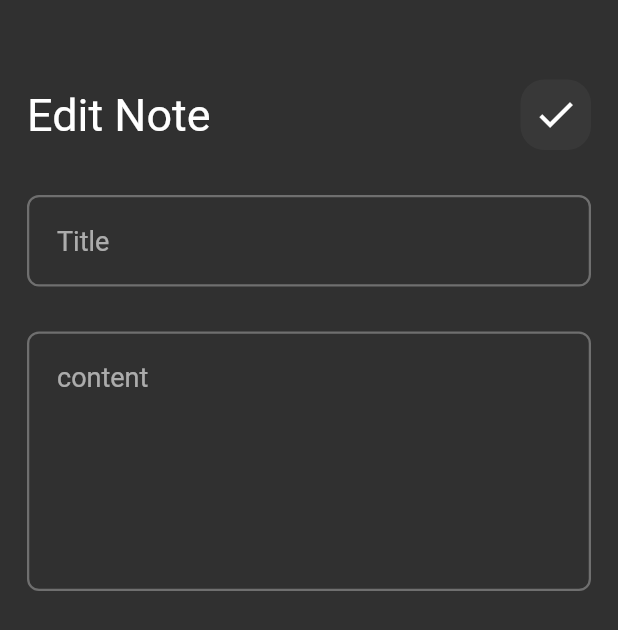
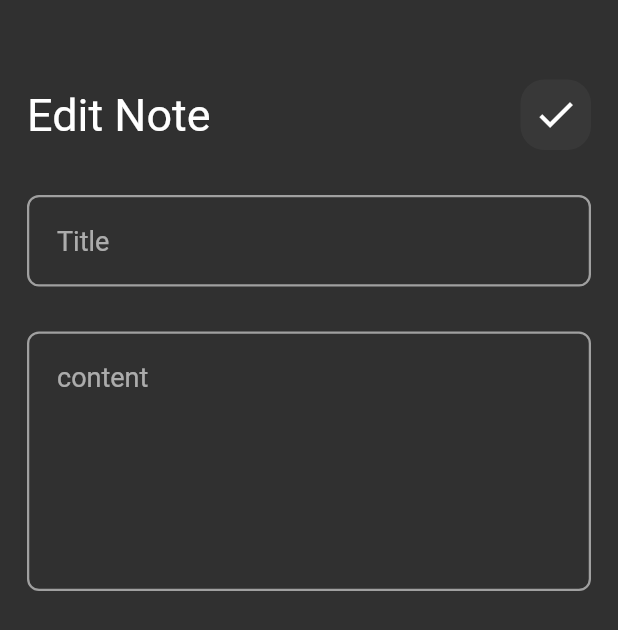
Before and after one commit to HazemAhmed3020/notes_app, a Flutter app: the EditeNoteView screen opened directly, on a phone screen of 412 x 824 dp. Shown: the top 630 px of the screen. Run offline on Flutter 3.47's test engine with Material 3 defaults, Android fonts, the phone set to English and light mode, and no system bars; our stand-ins replace hive; accounts and stored records are empty; generated files the repository leaves out were written again.

Commit message:
create note model and add hive packages

```diff
--- a/lib/views/edite_note_view.dart
+++ b/lib/views/edite_note_view.dart
@@ -10,7 +10,6 @@ import '../widgets/custom_appbar.dart';
      return Scaffold(
        body: Padding(
          padding: EdgeInsets.all(18),
-         child: Container(
          child: Column(
            children: [
              SizedBox(height: 35),
@@ -21,7 +20,6 @@ import '../widgets/custom_appbar.dart';
              CustomTextField(hintTxt: 'content', maxLines: 7,),
            ],
          ),
-         ),
 
        ),
      );
--- a/lib/widgets/custom_text_field.dart
+++ b/lib/widgets/custom_text_field.dart
@@ -13,14 +13,14 @@ class CustomTextField extends StatelessWidget {
         hintStyle: TextStyle( fontSize: 18, fontWeight: FontWeight.w400),
         border: OutlineInputBorder(
           borderSide: BorderSide(
-            color: Colors.white30,
+            color: Colors.white54,
             width: 5,
           ),
           borderRadius: BorderRadius.all(Radius.circular(8)),
         ),
         enabledBorder: OutlineInputBorder(
           borderSide: BorderSide(
-            color: Colors.white30,
+            color: Colors.white54,
             width: 1.5,
           ),
           borderRadius: BorderRadius.all(Radius.circular(8)),
--- a/pubspec.yaml
+++ b/pubspec.yaml
@@ -34,6 +34,8 @@ dependencies:
   # The following adds the Cupertino Icons font to your application.
   # Use with the CupertinoIcons class for iOS style icons.
   cupertino_icons: ^1.0.8
+  hive: ^2.2.3
+  hive_flutter: ^1.1.0
 
 dev_dependencies:
   flutter_test:
@@ -45,6 +47,8 @@ dev_dependencies:
   # package. See that file for information about deactivating specific lint
   # rules and activating additional ones.
   flutter_lints: ^5.0.0
+  build_runner: ^2.4.8
+  hive_generator: ^2.0.1
 
 # For information on the generic Dart part of this file, see the
 # following page: https://dart.dev/tools/pub/pubspec
```
Also changed, not shown: lib/models/note_model.dart (added, +21 -0 lines), pubspec.lock. Lines whose indentation alone changed are shown as unchanged.
